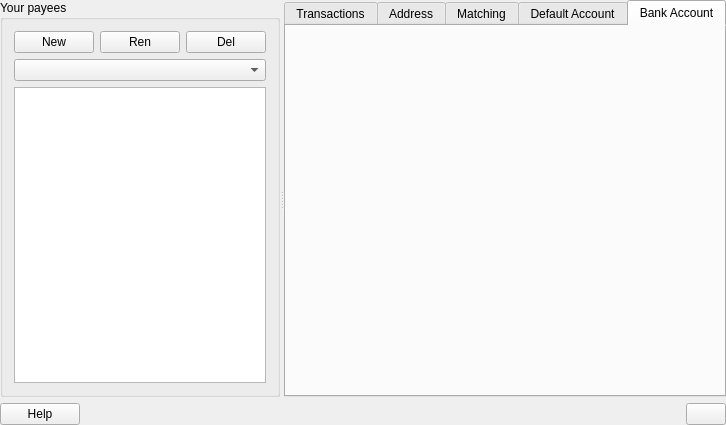
KDE/kmymoney, file kmymoney/views/kpayeesviewdecl.ui: the form before one commit.
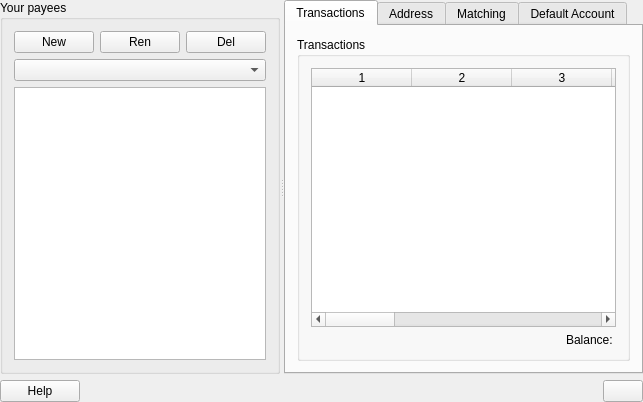
The form after the commit. Custom widgets are drawn as their Qt base class.

Commit message:
Revert "Draft for payee's bank account UI"
This reverts commit 883f5059a98b04b4389f0d086facbdea8fa55156.

Conflicts:
	kmymoney/views/kbankaccountsview.cpp
	kmymoney/views/kbankaccountsview.h
	kmymoney/views/kpayeesviewdecl.ui

```diff
--- a/kmymoney/views/kpayeesviewdecl.ui
+++ b/kmymoney/views/kpayeesviewdecl.ui
@@ -6,8 +6,8 @@
    <rect>
     <x>0</x>
     <y>0</y>
-    <width>726</width>
-    <height>425</height>
+    <width>643</width>
+    <height>402</height>
    </rect>
   </property>
   <layout class="QVBoxLayout" name="verticalLayout_3">
@@ -96,7 +96,7 @@
          </sizepolicy>
         </property>
         <property name="currentIndex">
-         <number>4</number>
+         <number>0</number>
         </property>
         <widget class="QWidget" name="tab">
          <attribute name="title">
@@ -485,23 +485,6 @@
           </item>
          </layout>
         </widget>
-        <widget class="QWidget" name="tab_bankaccount">
-         <attribute name="title">
-          <string>Bank Account</string>
-         </attribute>
-         <layout class="QVBoxLayout" name="verticalLayout_4">
-          <item>
-           <widget class="KBankAccountsView" name="m_payeeIdentifierList" native="true">
-            <property name="sizePolicy">
-             <sizepolicy hsizetype="Expanding" vsizetype="Expanding">
-              <horstretch>0</horstretch>
-              <verstretch>0</verstretch>
-             </sizepolicy>
-            </property>
-           </widget>
-          </item>
-         </layout>
-        </widget>
        </widget>
       </widget>
      </item>
@@ -608,6 +591,14 @@
    <extends>QWidget</extends>
    <header location="global">kbankaccountsview.h</header>
    <container>1</container>
+   <class>KMyMoneyAccountCombo</class>
+   <extends>KComboBox</extends>
+   <header>kmymoneyaccountcombo.h</header>
+  </customwidget>
+  <customwidget>
+   <class>KMyMoneyRegister::Register</class>
+   <extends>QTableWidget</extends>
+   <header>register.h</header>
   </customwidget>
  </customwidgets>
  <includes>
```
Left out of the diff: 6 changed lines with no effect on the pictures. The commit also changes 8 other files.
